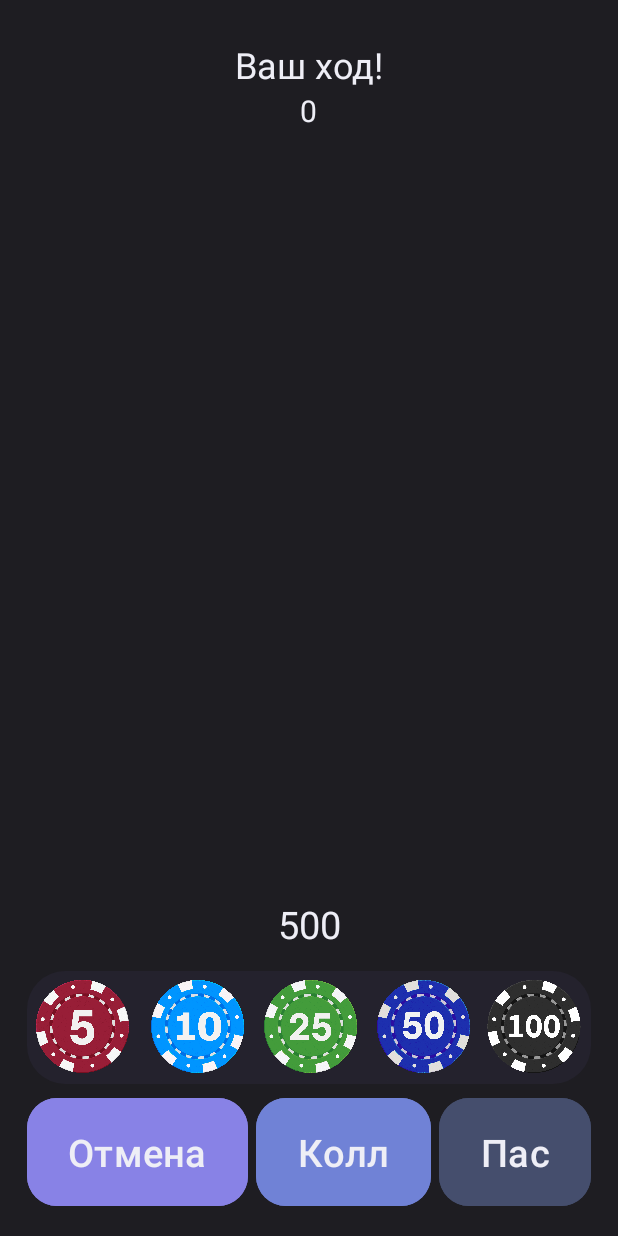
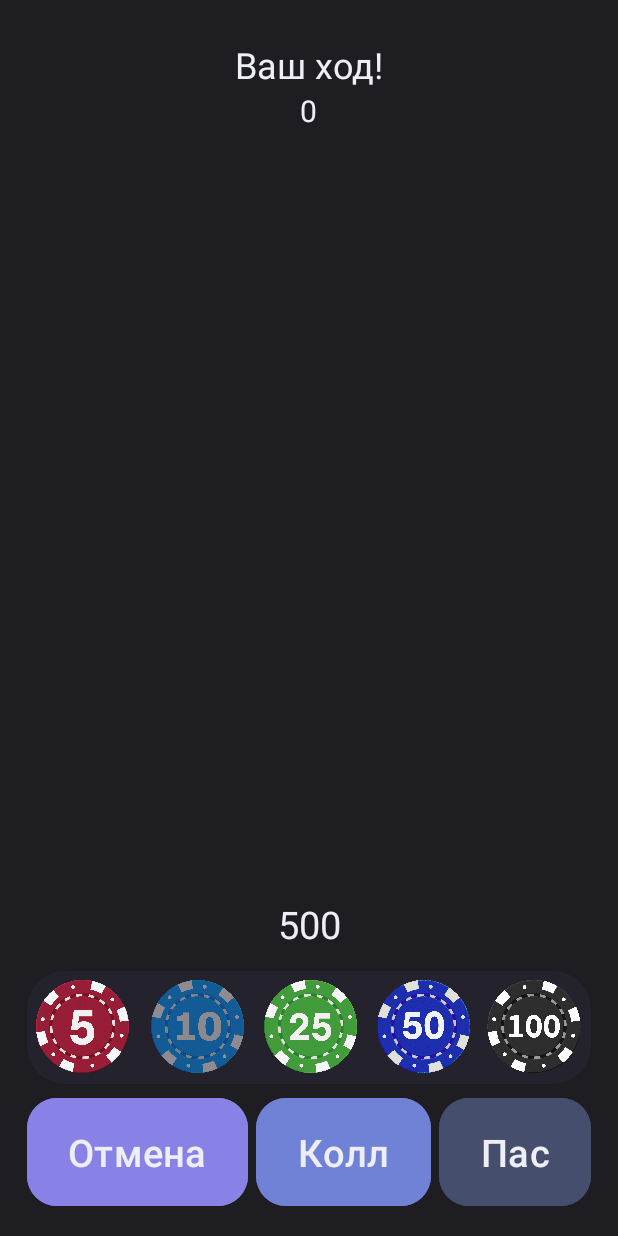
Before and after one commit to KonstantinSklyarov/PokerChips, an Android app: the screen it shows after launch (MainActivity), on a phone screen of 412 x 824 dp. Run offline under Robolectric (Android 15) with nearby library versions, the phone set to English and light mode, and no system bars.

Commit message:
class of Chips

```diff
--- /dev/null
+++ b/app/src/main/java/com/example/pokerchips/DefaultButton.kt
@@ -0,0 +1,21 @@
+package com.example.pokerchips
+
+import android.content.Context
+import android.graphics.drawable.Drawable
+import android.view.View
+import android.widget.ImageButton
+import android.widget.ImageView
+import androidx.appcompat.app.AppCompatActivity
+import java.util.jar.Attributes
+
+class DefaultButton(var imageButton: ImageButton, var appCompatActivity: AppCompatActivity, var chipValue: Int) {
+    var copyImage: ImageView? = null
+    init {
+        copyImage = ImageView(appCompatActivity)
+        var draw: Drawable = imageButton.drawable
+        draw.alpha = draw.alpha / 2
+        copyImage!!.setImageDrawable(draw)
+
+    }
+
+}
--- a/app/src/main/java/com/example/pokerchips/MainActivity.kt
+++ b/app/src/main/java/com/example/pokerchips/MainActivity.kt
@@ -15,6 +15,7 @@ import android.view.ViewTreeObserver
 import android.widget.ImageButton
 import android.widget.TextView
 import android.widget.ImageView
+import com.example.pokerchips.DefaultButton
 
 class MainActivity : AppCompatActivity() {
     class chip(chipValue: Int = 0, imageView: ImageView)
@@ -27,9 +28,10 @@ class MainActivity : AppCompatActivity() {
         super.onCreate(savedInstanceState)
         setContentView(R.layout.activity_main)
         val imageView: ImageView = findViewById(R.id.prefabImageBet5)
+        var button = com.example.pokerchips.DefaultButton(findViewById<ImageButton>(R.id.bet10), this, 10)
         val betButtons = listOf(
             findViewById<ImageButton>(R.id.bet5),
-            findViewById<ImageButton>(R.id.bet10),
+            button.imageButton,
             findViewById<ImageButton>(R.id.bet25),
             findViewById<ImageButton>(R.id.bet50),
             findViewById<ImageButton>(R.id.bet100)
```
